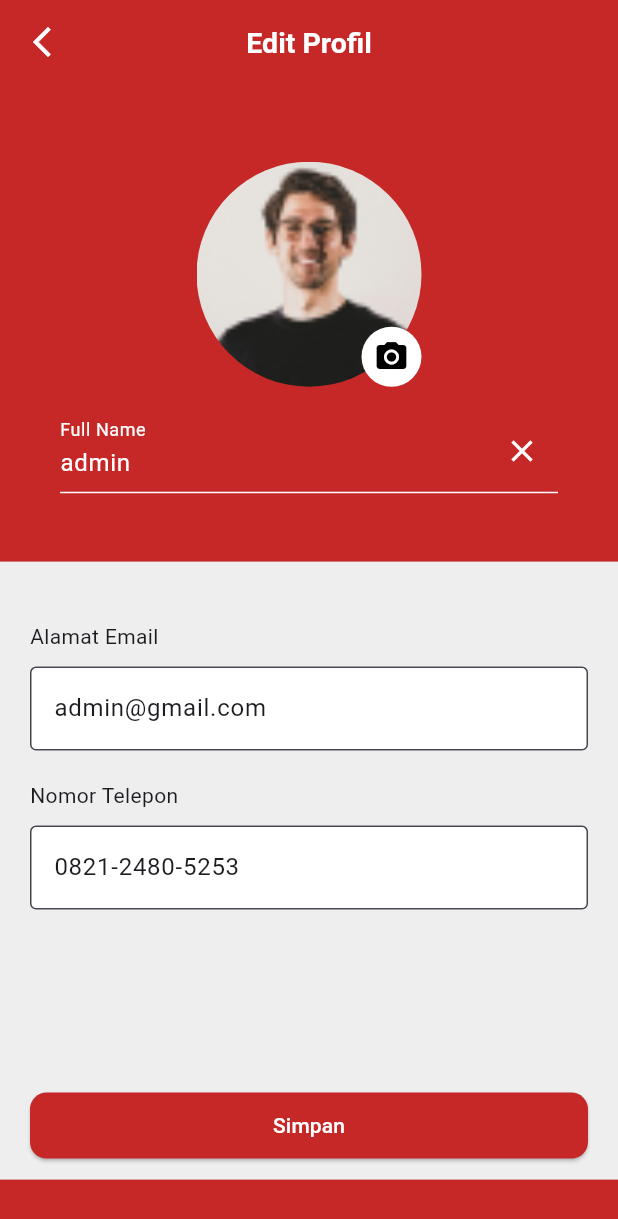
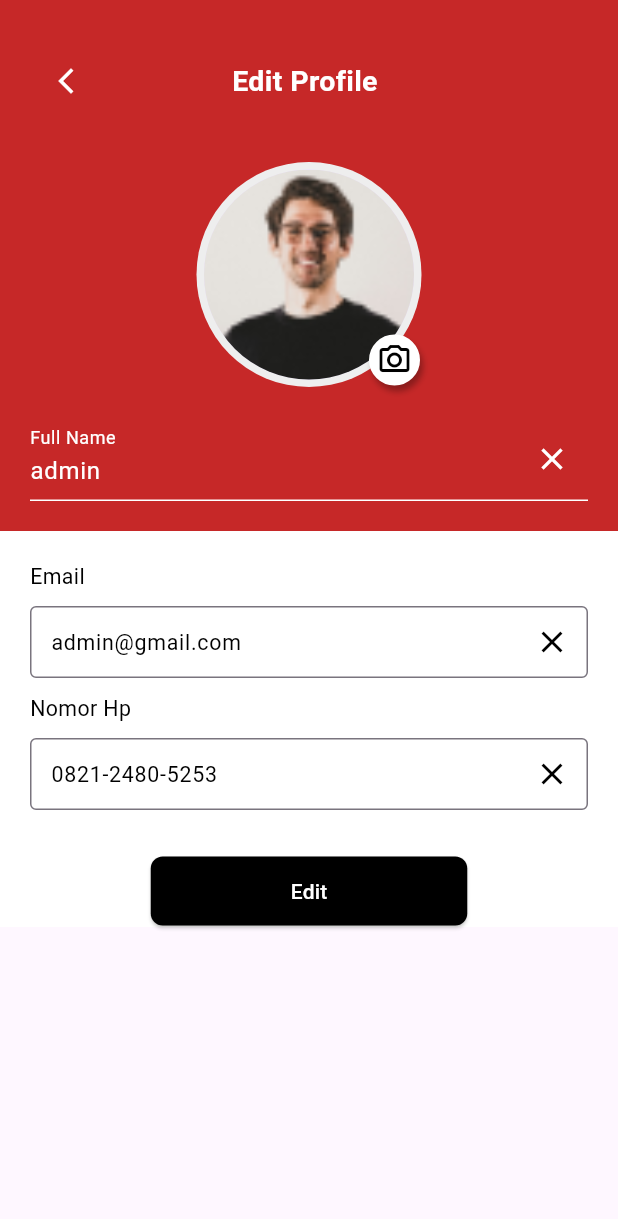
Before and after one commit to Shade2012/warmindo_admin_ui, a Flutter app: the EditProfilPage screen opened by its route, on a phone screen of 412 x 824 dp. Shown: the top 1219 px of the screen. Run offline on Flutter 3.47's test engine with Material 3 defaults, Android fonts, the phone set to English and light mode, and no system bars; our stand-ins replace animated_custom_dropdown, flutter_svg, font_awesome_flutter, get, google_fonts, syncfusion_flutter_charts; Roboto replaces fonts that are missing (Oxygen).

Commit message:
style:[S2/Damar] change edit profile

```diff
--- a/lib/pages/change_pass_page/view/changepass_page.dart
+++ b/lib/pages/change_pass_page/view/changepass_page.dart
@@ -14,6 +14,7 @@ class ChangePassPage extends StatelessWidget {
     final screenHeight = MediaQuery.of(context).size.height;
     return Scaffold(
       appBar: AppBar(
+        surfaceTintColor: Colors.white,
         leading: IconButton(
           icon: Icon(Icons.arrow_back_ios_new),
           onPressed: () {
@@ -77,10 +78,10 @@ class ChangePassPage extends StatelessWidget {
                     return null;
                   },
                 ),
-                SizedBox(height: screenHeight * 0.28),
+                SizedBox(height: screenHeight * 0.10),
                 ElevatedButton(
                   style: ElevatedButton.styleFrom(
-                    backgroundColor: ColorResources.primaryColor,
+                    backgroundColor: Colors.black,
                     foregroundColor: Colors.white,
                     minimumSize: Size(screenWidth, screenHeight * 0.06),
                     padding: EdgeInsets.all(8.0),
--- a/lib/pages/edit_profile_page/view/edit_profile_page.dart
+++ b/lib/pages/edit_profile_page/view/edit_profile_page.dart
@@ -20,173 +20,227 @@ class EditProfilPage extends StatelessWidget {
     TextEditingController(text: '0821-2480-5253');
 
     return Scaffold(
-      appBar: AppBar(
-        centerTitle: true,
-        leading: IconButton(
+      body: SingleChildScrollView(
+        child: Column(
+          children: [
+            Container(
+              color: ColorResources.primaryColor, // Set grey background color here
+              child: Padding(
+                padding: const EdgeInsets.all(20.0),
+                child: Column(
+                  crossAxisAlignment: CrossAxisAlignment.center,
+                  children: [
+                    SizedBox(height: 10,),
+                    Row(
+                      mainAxisAlignment: MainAxisAlignment.start,
+                      children: [
+                        IconButton(
                           icon: Icon(
-            Icons.arrow_back_ios_new,
+                            Icons.arrow_back_ios_new,size: 20,
                             color: Colors.white,
                           ),
                           onPressed: () {
                             Get.back();
                           },
                         ),
-        title: Text(
-          'Edit Profil',
-          style: titleAppBarTextStyle,
+                        Spacer(),
+                        Center(
+                          child: Text("Edit Profile",style: subheaderRegularStyle,),
                         ),
-        backgroundColor: ColorResources.primaryColor,
+                        SizedBox(width: screenWidth * 0.13,),
+                        Spacer(),
+                      ],
                     ),
-      backgroundColor: ColorResources.primaryColor,
-      body: SingleChildScrollView(
-        child: Container(
+                    SizedBox(height: 30,),
+                    Container(
                       width: screenWidth,
-          height: screenHeight,
                       child: Column(
-            crossAxisAlignment: CrossAxisAlignment.center,
                         children: [
-              SizedBox(height: screenHeight * 0.05),
-              Container(
-                margin: EdgeInsets.only(bottom: 10),
-                width: screenWidth,
-                height: screenHeight * 0.3,
-                color: ColorResources.transparent,
-                child: Column(
-                  mainAxisAlignment: MainAxisAlignment.center,
+                          Center(
+                              child: Stack(
                                 children: [
-                    Stack(
-                      children: [
-                        ClipOval(
-                          child: Image.asset(
-                            Images.userImage,
-                            width: 150,
-                            height: 150,
-                            fit: BoxFit.cover,
-                            alignment: Alignment.center,
+                                  CircleAvatar(
+                                    radius: 75,
+                                    backgroundColor: Colors.grey.shade200,
+                                    child: CircleAvatar(
+                                      radius: 70,
+                                      backgroundImage: AssetImage(Images.userImage),
                                     ),
                                   ),
                                   Positioned(
-                          right: 0,
-                          bottom: 0,
+                                    bottom: 1,
+                                    right: 1,
                                     child: Container(
-                            width: 40,
-                            height: 40,
+                                      child: Padding(
+                                        padding: const EdgeInsets.all(2.0),
+                                        child: Icon(Icons.camera_alt_outlined, color: Colors.black),
+                                      ),
                                       decoration: BoxDecoration(
+                                          border: Border.all(
+                                            width: 3,
                                             color: Colors.white,
-                              shape: BoxShape.circle,
                                           ),
-                            child: IconButton(
+                                          borderRadius: BorderRadius.all(
+                                            Radius.circular(
+                                              50,
+                                            ),
+                                          ),
+                                          color: Colors.white,
+                                          boxShadow: [
+                                            BoxShadow(
+                                              offset: Offset(2, 4),
+                                              color: Colors.black.withOpacity(
+                                                0.3,
+                                              ),
+                                              blurRadius: 3,
+                                            ),
+                                          ]),
+                                    ),
+                                  ),
+                                ],
+                              )
+                          ),
+                        ],
+                      ),
+                    ),
+                    const SizedBox(height: 20.0),
+                    TextFormField(
+                      controller: _fullNameController,
+                      decoration: InputDecoration(
+                        enabledBorder: UnderlineInputBorder(
+                          borderSide: BorderSide(color: Colors.white), // Set border color to white
+                        ),
+                        focusedBorder: UnderlineInputBorder(
+                          borderSide: BorderSide(color: Colors.white), // Set border color to white
+                        ),
+                        labelText: "Full Name",
+                        labelStyle: TextStyle(color: Colors.white), // Set label text color to white
+                        suffixIcon: IconButton(
+                          icon: Icon(Icons.clear, color: Colors.white), // Set clear icon color to white
                           onPressed: () {
-                                showModalBottomSheet(
-                                  context: context,
-                                  isScrollControlled: true,
+                            _fullNameController.clear(); // Clear text when icon is pressed
+                          },
+                        ),
+                      ),
+                      validator: (value) {
+                        if (value == null || value.isEmpty) {
+                          return "Full name is required";
+                        }
+                        return null;
+                      },
+                      style: TextStyle(color: Colors.white), // Set text color to white
+                    ),
+
+                  ],
+                ),
+              ),
+            ),
+            Container(
+              color: Colors.white, // Set white background color here
+              padding: const EdgeInsets.symmetric(horizontal: 20.0),
+              child: SingleChildScrollView(
+                child: Form(
+                  child: Column(
+                    crossAxisAlignment: CrossAxisAlignment.start,
+                    children: [
+                      const SizedBox(height: 20.0),
+                      Text("Email",style: regularInputTextStyle,),
+                      const SizedBox(height: 10.0),
+                      TextFormField(
+                        controller: _emailController,style: regularInputTextStyle,
+                        keyboardType: TextInputType.emailAddress,
+                        decoration: InputDecoration(
+                          contentPadding: EdgeInsets.symmetric(vertical: 12.0, horizontal: 10.0), // Adjust padding here
+                          border: OutlineInputBorder(
+                            borderSide: BorderSide(color: Colors.grey),
+                          ),
+                          focusedBorder: OutlineInputBorder(
+                            borderSide: BorderSide(color: Colors.grey),
+                          ),
+                          suffixIcon: IconButton(
+                            icon: Icon(Icons.clear, color: Colors.black), // Set clear icon color to white
+                            onPressed: () {
+                              _emailController.clear(); // Clear text when icon is pressed
+                            },
+                          ),
+                        ),
+
+                        validator: (value) {
+                          if (value == null || value.isEmpty) {
+                            return "Email address is required";
+                          }
+                          if (!value.contains("@")) {
+                            return "Invalid email address";
+                          }
+                          return null;
+                        },
+                      ),
+                      const SizedBox(height: 10.0),
+                      Text("Nomor Hp",style: regularInputTextStyle,),
+                      const SizedBox(height: 10.0),
+                      TextFormField(
+                        controller: _contactNumberController,style: regularInputTextStyle,
+                        keyboardType: TextInputType.phone,
+                        decoration: InputDecoration(
+                          contentPadding: EdgeInsets.symmetric(vertical: 12.0, horizontal: 10.0), // Adjust padding here
+                          border: OutlineInputBorder(
+                            borderSide: BorderSide(color: Colors.grey),
+                          ),
+                          focusedBorder: OutlineInputBorder(
+                            borderSide: BorderSide(color: Colors.grey),
+                          ),
+                          suffixIcon: IconButton(
+                            icon: Icon(Icons.clear, color: Colors.black), // Set clear icon color to white
+                            onPressed: () {
+                              _contactNumberController.clear(); // Clear text when icon is pressed
+                            },
+                          ),
+                        ),
+
+                        validator: (value) {
+                          if (value == null || value.isEmpty) {
+                            return "Nomor Hp di perlukan";
+                          }
+                          if (value.length < 11) {
+                            return "Nomor Hp tidak valid";
+                          }
+                          return null;
+                        },
+                      ),
+                      const SizedBox(height: 30),
+                      Center(
+                        child: ElevatedButton(
+                          style: ElevatedButton.styleFrom(
+                            backgroundColor: Colors.black,
+                            foregroundColor: Colors.white,
+                            minimumSize: Size(211, 46),
+                            padding: EdgeInsets.all(8.0),
                             shape: RoundedRectangleBorder(
-                                    borderRadius: BorderRadius.zero,
+                              borderRadius: BorderRadius.circular(8.0),
                             ),
-                                  builder: (BuildContext context) {
-                                    return UploadImage();
+                          ),
+                          onPressed: () {
+
+
+
+                              // Show a success message or perform other actions
+                              ScaffoldMessenger.of(context).showSnackBar(
+                                SnackBar(
+                                  content: Text("Profile updated successfully!"),
+                                ),
+                              );
+
                           },
-                                );
-                              },
-                              icon: Icon(
-                                Icons.camera_alt,
-                                color: Colors.black,
+                          child: Text("Edit"),
+                        ),
+                      ),
+                    ],
                   ),
                 ),
               ),
             ),
           ],
         ),
-                    SizedBox(height: 15),
-                    Padding(
-                      padding: const EdgeInsets.symmetric(horizontal: 40.0),
-                      child: TextFormField(
-                        controller: _fullNameController,
-                        style: TextStyle(color: Colors.white),
-                        decoration: InputDecoration(
-                          labelText: 'Full Name',
-                          labelStyle: TextStyle(color: Colors.white),
-                          enabledBorder: UnderlineInputBorder(
-                            borderSide: BorderSide(color: Colors.white),
-                          ),
-                          focusedBorder: UnderlineInputBorder(
-                            borderSide: BorderSide(color: Colors.white),
-                          ),
-                          suffixIcon: IconButton(
-                            icon: Icon(Icons.clear, color: Colors.white),
-                            onPressed: () {
-                              _fullNameController.clear();
-                            },
-                          ),
-                        ),
-                      ),
-                    ),
-                    SizedBox(height: 5),
-                  ],
-                ),
-              ),
-              SizedBox(height: 20),
-              Container(
-                width: screenWidth,
-                height: screenHeight  / 2.0,
-                padding: EdgeInsets.symmetric(horizontal: 20),
-                decoration: BoxDecoration(
-                  color: Colors.grey[200],
-                ),
-                child: Column(
-                  crossAxisAlignment: CrossAxisAlignment.start,
-                  children: [
-                    SizedBox(height: 40),
-                    Text('Alamat Email'),
-                    SizedBox(height: 10),
-                    TextFormField(
-                      controller: _emailController,
-                      decoration: InputDecoration(
-                        hintText: 'Alamat Email',
-                        filled: true,
-                        fillColor: Colors.white,
-                        border: OutlineInputBorder(),
-                      ),
-                    ),
-                    SizedBox(height: 20),
-                    Text('Nomor Telepon'),
-                    SizedBox(height: 10),
-                    TextFormField(
-                      controller: _contactNumberController,
-                      decoration: InputDecoration(
-                        hintText: 'Nomor Telepon',
-                        filled: true,
-                        fillColor: Colors.white,
-                        border: OutlineInputBorder(),
-                      ),
-                      keyboardType: TextInputType.number,
-                    ),
-                    SizedBox(height: 120),
-                    SizedBox(
-                      width: double.infinity,
-                      child: ElevatedButton(
-                        style: ElevatedButton.styleFrom(
-                          backgroundColor: ColorResources.primaryColor,
-                          foregroundColor: Colors.white,
-                          shape: RoundedRectangleBorder(
-                            borderRadius: BorderRadius.circular(11),
-                          ),
-                        ),
-                        onPressed: () {
-                          Get.toNamed(Routes.GENERAL_INFORMATION_PAGE);
-                        },
-                        child: Padding(
-                          padding: EdgeInsets.all(12.0),
-                          child: Text('Simpan'),
-                        ),
-                      ),
-                    ),
-                  ],
-                ),
-              ),
-            ],
-          ),
-        ),
       ),
     );
   }
--- a/lib/pages/general_information_page/view/general_info_page.dart
+++ b/lib/pages/general_information_page/view/general_info_page.dart
@@ -89,10 +89,10 @@ class GeneralInformation extends StatelessWidget {
                   ),
                   keyboardType: TextInputType.phone,
                 ),
-                SizedBox(height: screenHeight * 0.20),
+                SizedBox(height: screenHeight * 0.10),
                 ElevatedButton(
                   style: ElevatedButton.styleFrom(
-                    backgroundColor: ColorResources.primaryColor,
+                    backgroundColor: Colors.black,
                     foregroundColor: Colors.white,
                     minimumSize: Size(screenWidth, screenHeight * 0.06),
                     padding: EdgeInsets.all(8.0),
--- a/lib/utils/themes/textstyle_themes.dart
+++ b/lib/utils/themes/textstyle_themes.dart
@@ -141,6 +141,24 @@ TextStyle titleMenuOrderTextStyle = GoogleFonts.oxygen(
         color: primaryTextColor,
         fontWeight: FontWeight.w700,
         fontSize: figmaFontsize(14)));
+
+TextStyle regularInputTextStyle = GoogleFonts.oxygen(
+    textStyle: TextStyle(
+        color: primaryTextColor,
+        fontWeight: FontWeight.normal,
+        fontSize: figmaFontsize(15)));
+
+TextStyle regulargreyText = GoogleFonts.oxygen(
+    textStyle: TextStyle(
+        color: greyTextColor,
+        fontWeight: FontWeight.normal,
+        fontSize: figmaFontsize(15)));
+
+TextStyle subheaderRegularStyle = GoogleFonts.oxygen(
+    textStyle: TextStyle(
+        color: secondaryTextColor,
+        fontWeight: FontWeight.bold,
+        fontSize: figmaFontsize(20)));
 
 TextStyle priceMenuOrderTextStyle = GoogleFonts.oxygen(
     textStyle: TextStyle(
```
Lines whose indentation alone changed are shown as unchanged.
